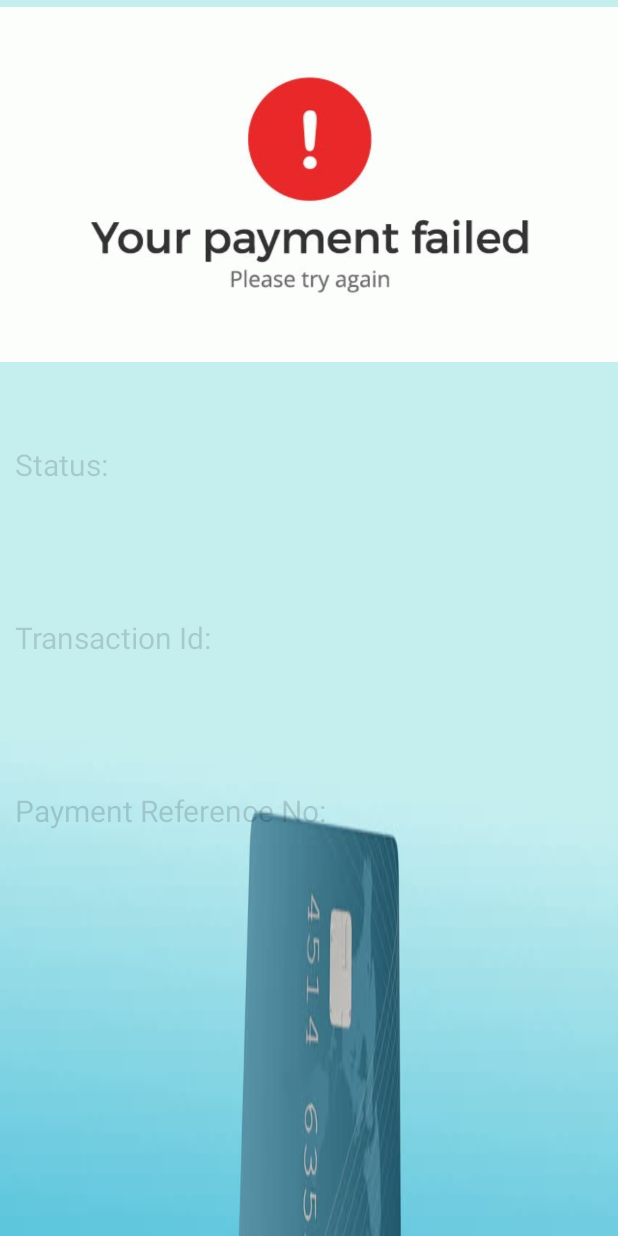
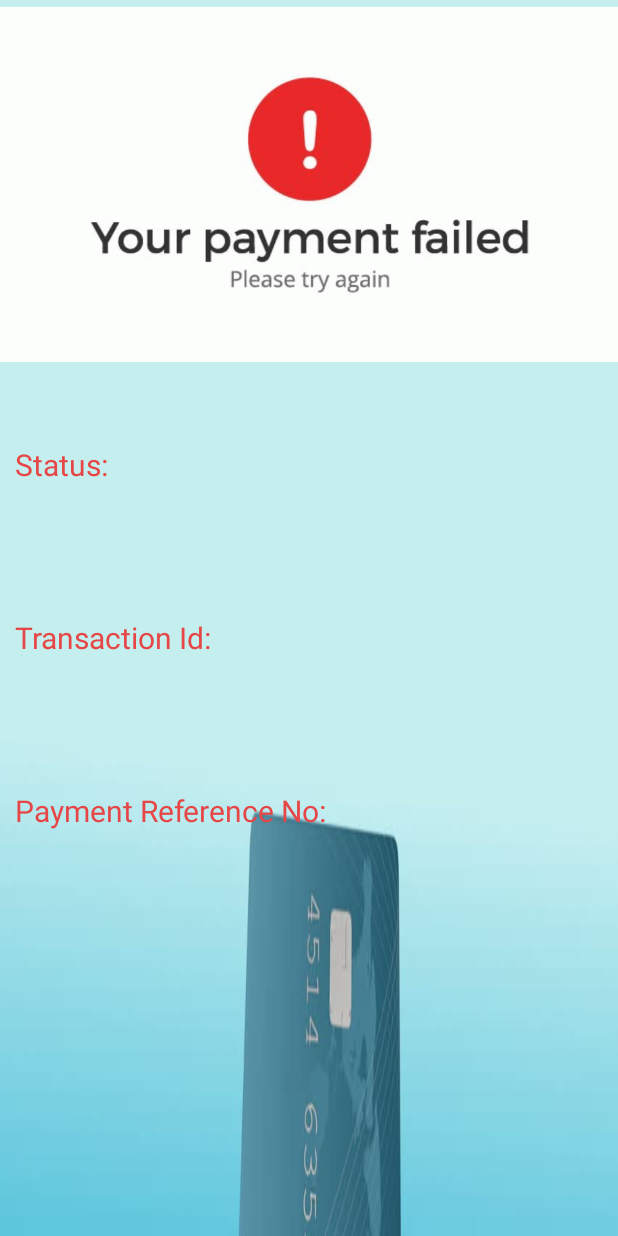
Before and after one commit to Babitababy/Kheetemate, an Android app: the ConfirmationPayment screen opened directly, with no data from a screen before it, on a phone screen of 412 x 824 dp. Run offline under Robolectric (Android 15) with nearby library versions, the phone set to English and light mode, and no system bars; Roboto replaces fonts that are not available here; 1 statement that could not run was skipped.

Commit message:
background changed

```diff
--- a/app/src/main/res/layout/activity_ai_bot.xml
+++ b/app/src/main/res/layout/activity_ai_bot.xml
@@ -2,7 +2,6 @@
     xmlns:tools="http://schemas.android.com/tools"
     android:layout_width="match_parent"
     android:layout_height="match_parent"
-    android:background="@drawable/yoy"
     android:orientation="vertical" >
 
 
--- a/app/src/main/res/layout/activity_buyerotp.xml
+++ b/app/src/main/res/layout/activity_buyerotp.xml
@@ -4,7 +4,7 @@
     xmlns:tools="http://schemas.android.com/tools"
     android:layout_width="match_parent"
     android:layout_height="match_parent"
-    android:background="@drawable/pinky"
+
     tools:context=".buyerotp">
     <RelativeLayout
         android:id="@+id/rellay0"
@@ -16,7 +16,6 @@
             android:id="@+id/sec_txt"
             android:layout_width="wrap_content"
             android:layout_height="wrap_content"
-
             android:layout_centerHorizontal="true"
             android:layout_marginTop="10dp"
             android:layout_marginBottom="5dp"
@@ -54,8 +53,7 @@
                         android:fontFamily="sans-serif-medium"
                         android:layout_gravity="center"
                         android:text="Please confirm your mobile number"
-
-                        android:textColor="#ffffff"
+                        android:textColor="#B83030"
                         android:textSize="18sp" />
 
                     <LinearLayout
--- a/app/src/main/res/layout/activity_confirmation_payment.xml
+++ b/app/src/main/res/layout/activity_confirmation_payment.xml
@@ -15,10 +15,7 @@
         <LinearLayout
             android:layout_width="match_parent"
             android:layout_height="wrap_content"
-
-
             android:orientation="vertical">
-
             <pl.droidsonroids.gif.GifImageView
                 android:layout_width="match_parent"
                 android:layout_height="266dp"
@@ -35,7 +32,7 @@
                 android:layout_width="wrap_content"
                 android:layout_height="wrap_content"
                 android:paddingBottom="20dp"
-                android:textColor="@color/black"
+                android:textColor="#E64646"
                 android:layout_marginLeft="10dp"
                 android:text="Status:"
                 android:textSize="20dp"/>
@@ -59,7 +56,7 @@
                 android:textSize="20dp"
                 android:layout_marginLeft="10dp"
                 android:layout_marginTop="15dp"
-                android:textColor="@color/black"
+                android:textColor="#E64646"
                 android:text="Transaction Id:" />
 
             <TextView
@@ -76,7 +73,7 @@
             <TextView
                 android:id="@+id/textView11"
                 android:layout_width="wrap_content"
-                android:textColor="@color/black"
+                android:textColor="#E64646"
                 android:paddingBottom="20dp"
                 android:layout_height="wrap_content"
                 android:layout_marginTop="15dp"
--- a/app/src/main/res/layout/activity_confirmcustomer.xml
+++ b/app/src/main/res/layout/activity_confirmcustomer.xml
@@ -4,7 +4,6 @@
     xmlns:tools="http://schemas.android.com/tools"
     android:layout_width="match_parent"
     android:layout_height="match_parent"
-    android:background="@drawable/convey"
     tools:context=".Confirmcustomer">
 
     <TextView
--- a/app/src/main/res/layout/activity_description.xml
+++ b/app/src/main/res/layout/activity_description.xml
@@ -11,7 +11,7 @@
         android:layout_width="match_parent"
         android:layout_height="match_parent"
         tools:context=".Description"
-        android:background="@drawable/greyyy"
+
         android:orientation="vertical">
 
 
--- a/app/src/main/res/layout/activity_farmerotp.xml
+++ b/app/src/main/res/layout/activity_farmerotp.xml
@@ -4,9 +4,7 @@
     xmlns:tools="http://schemas.android.com/tools"
     android:layout_width="match_parent"
     android:layout_height="match_parent"
-    android:background="@drawable/mobile"
     tools:context=".farmerotp">
-
 
     <RelativeLayout
         android:id="@+id/rellay0"
--- a/app/src/main/res/layout/activity_farmers_list.xml
+++ b/app/src/main/res/layout/activity_farmers_list.xml
@@ -4,7 +4,6 @@
     xmlns:tools="http://schemas.android.com/tools"
     android:layout_width="match_parent"
     android:layout_height="match_parent"
-    android:background="@drawable/convey"
     android:fillViewport="true">
     <LinearLayout
         xmlns:android="http://schemas.android.com/apk/res/android"
--- a/app/src/main/res/layout/activity_main2.xml
+++ b/app/src/main/res/layout/activity_main2.xml
@@ -3,7 +3,6 @@
     xmlns:app="http://schemas.android.com/apk/res-auto"
     xmlns:tools="http://schemas.android.com/tools"
     android:layout_width="match_parent"
-    android:background="@drawable/bgm"
     android:layout_height="match_parent"
     android:fillViewport="true">
 
--- a/app/src/main/res/layout/activity_myordercostumer.xml
+++ b/app/src/main/res/layout/activity_myordercostumer.xml
@@ -4,7 +4,6 @@
     xmlns:tools="http://schemas.android.com/tools"
     android:layout_width="match_parent"
     android:layout_height="match_parent"
-    android:background="@drawable/convey"
     android:fillViewport="true">
     <LinearLayout xmlns:android="http://schemas.android.com/apk/res/android"
         xmlns:app="http://schemas.android.com/apk/res-auto"
```
Also changed, not shown: app/src/main/res/layout/activity_paymentcheckout.xml (+6 -7 lines).
